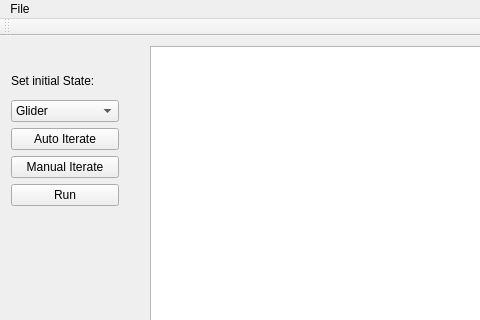
Before: the Qt Designer form mainwindow.ui in oysmal/GameOfLife, drawn with Qt 5; both pictures show x 0 to 480 and y 0 to 320 of the 814 by 518 pixel window.
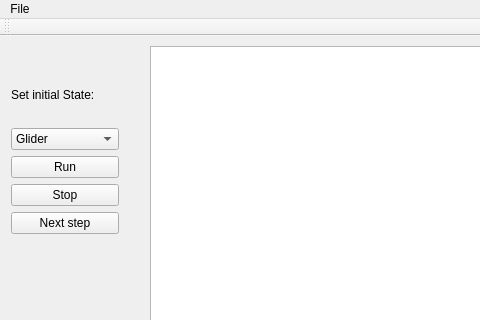
After: the same form once the commit is applied.

What changed in the file:
```diff
--- a/mainwindow.ui
+++ b/mainwindow.ui
@@ -30,7 +30,7 @@
       <x>0</x>
       <y>20</y>
       <width>130</width>
-      <height>161</height>
+      <height>189</height>
      </rect>
     </property>
     <layout class="QVBoxLayout" name="verticalLayout">
@@ -50,20 +50,6 @@
        </item>
       </widget>
      </item>
-     <item>
-      <widget class="QPushButton" name="autoIterateButton">
-       <property name="text">
-        <string>Auto Iterate</string>
-       </property>
-      </widget>
-     </item>
-     <item>
-      <widget class="QPushButton" name="manualIterateButton">
-       <property name="text">
-        <string>Manual Iterate</string>
-       </property>
-      </widget>
-     </item>
      <item>
       <widget class="QPushButton" name="runButton">
        <property name="text">
@@ -71,6 +57,20 @@
        </property>
       </widget>
      </item>
+     <item>
+      <widget class="QPushButton" name="stopButton">
+       <property name="text">
+        <string>Stop</string>
+       </property>
+      </widget>
+     </item>
+     <item>
+      <widget class="QPushButton" name="nextStepButton">
+       <property name="text">
+        <string>Next step</string>
+       </property>
+      </widget>
+     </item>
     </layout>
    </widget>
   </widget>
```
Left out of the diff: 19 changed lines with no effect on the pictures.
